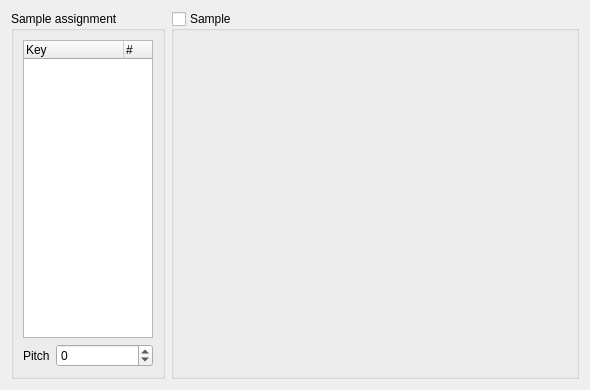
The window that BambooTracker/gui/instrument_editor/instrument_editor_drumkit_form.ui (BambooTracker/BambooTracker) describes before a commit, drawn with Qt 5.
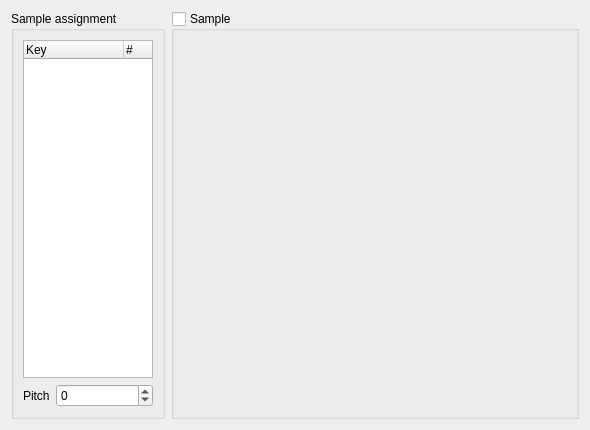
The same window after the commit. Custom widgets are drawn as their Qt base class.

```diff
--- a/BambooTracker/gui/instrument_editor/instrument_editor_drumkit_form.ui
+++ b/BambooTracker/gui/instrument_editor/instrument_editor_drumkit_form.ui
@@ -7,7 +7,7 @@
     <x>0</x>
     <y>0</y>
     <width>590</width>
-    <height>390</height>
+    <height>430</height>
    </rect>
   </property>
   <property name="windowTitle">
```
